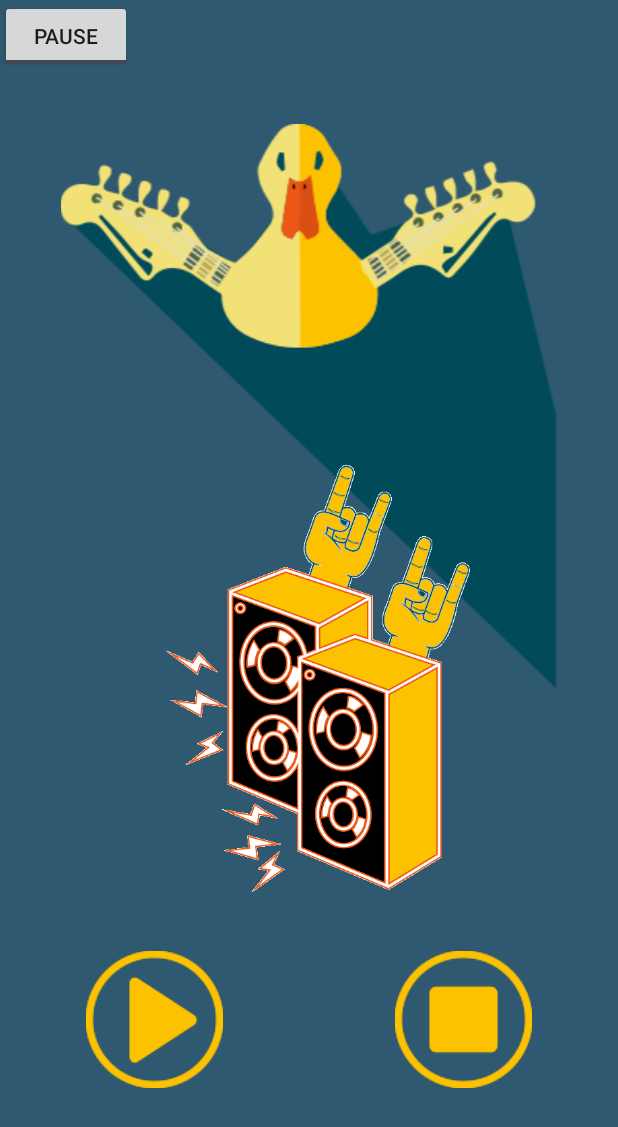
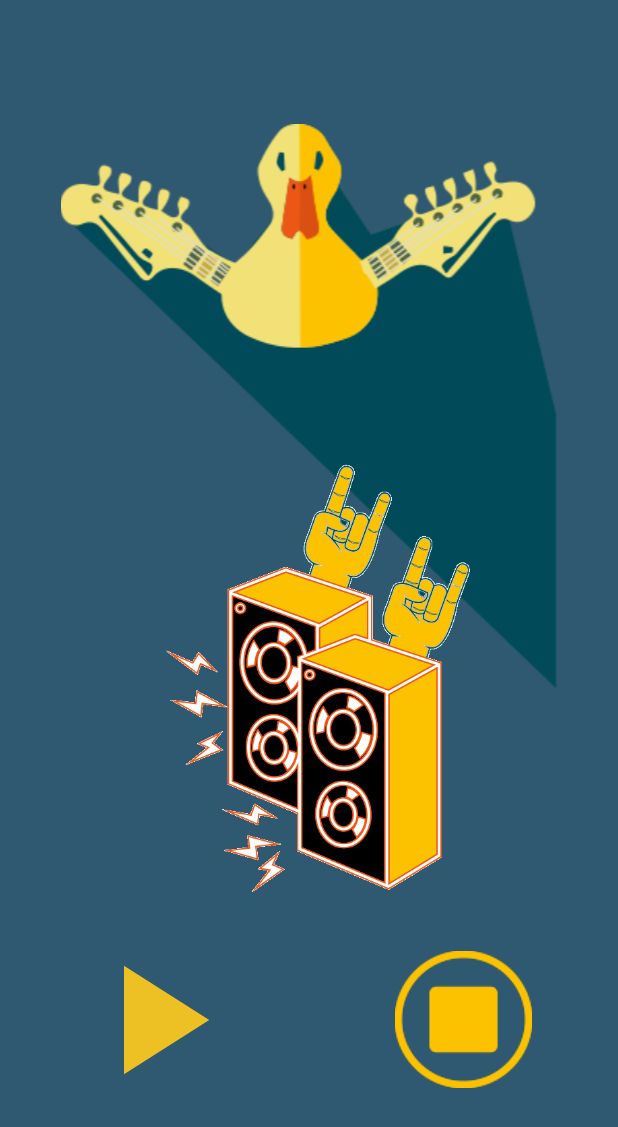
Before and after one commit to rabdiego/backing_quack, an Android app: the PlayingActivity screen opened directly, with no data from a screen before it, on a phone screen of 412 x 824 dp. Shown: the top 1127 px of the screen. Run offline under Robolectric (Android 15) with nearby library versions, the phone set to English and light mode, and no system bars.

Commit message:
refatoração da PlayingActivity

`````diff
--- a/api/backingQuack/src/main/kotlin/com/es1/back/backingQuack/service/BackingTrackService.kt
+++ b/api/backingQuack/src/main/kotlin/com/es1/back/backingQuack/service/BackingTrackService.kt
@@ -20,7 +20,7 @@ class BackingTrackService {
         val cp = ChordProgression(chordProgression).setKey(request.root)
         val rhythm= Rhythm()
         rhythm.addLayer("O...").addLayer("````")
-        val repeats = getNumberOfRepeats(request.chordProgressionList)
+        val repeats = getNumberOfRepeats(request.chordProgressionList.toString())
         val pattern = Pattern(cp, rhythm.pattern.repeat(repeats)).setTempo(request.bpm)
 
         val uuid = UUID.randomUUID()
--- a/app/src/main/java/com/es1/backingquack/PlayingActivity.kt
+++ b/app/src/main/java/com/es1/backingquack/PlayingActivity.kt
@@ -1,6 +1,9 @@
 package com.es1.backingquack
 
+import android.content.Intent
 import android.os.Bundle
+import android.widget.Button
+import android.widget.ImageButton
 import android.widget.ToggleButton
 import androidx.activity.enableEdgeToEdge
 import androidx.appcompat.app.AppCompatActivity
@@ -15,7 +18,12 @@ import java.io.File
 class PlayingActivity : AppCompatActivity() {
 
     private lateinit var midiPlayer: MidiPlayer
-    private lateinit var toggleButton: ToggleButton
+    private lateinit var midiDownloader: MidiDownloader
+    private lateinit var buttonPlayPause: ImageButton
+    private lateinit var buttonStop: ImageButton
+    private var midiFile: File? = null
+    private var isPlaying: Boolean = false
+
 
     override fun onCreate(savedInstanceState: Bundle?) {
         super.onCreate(savedInstanceState)
@@ -26,8 +34,12 @@ class PlayingActivity : AppCompatActivity() {
             v.setPadding(systemBars.left, systemBars.top, systemBars.right, systemBars.bottom)
             insets
         }
+
+        buttonPlayPause = findViewById(R.id.ibtn_play_pause)
+        buttonStop = findViewById(R.id.ibtn_stop)
+
         midiPlayer = MidiPlayer(this)
-        toggleButton = findViewById(R.id.play_pause_bttn)
+        midiDownloader = MidiDownloader(this)
 
 
         val backingTrackData: BackingTrackData? = intent.getParcelableExtra("BACKING_TRACK_DATA")
@@ -39,28 +51,48 @@ class PlayingActivity : AppCompatActivity() {
                 root = backingTrackData.tom,
                 bpm = backingTrackData.bpm
             )
-            val midiDownloader = MidiDownloader(this)
 
             midiDownloader.downloadMidi(
                 request,
-                { midiFile ->
-                    midiPlayer.play(midiFile, loop = true)
-                    playPauseButton(midiFile)
+                { file ->
+                    midiFile = file
+                    midiPlayer.init(file)
                 },
                 { throwable -> throwable.printStackTrace() })
+        }
 
+        buttonPlayPause.setOnClickListener {
+            if (isPlaying) {
+                midiPlayer.pause()
+                updatePlayPauseButtonIcon(false)
+            } else {
+                midiPlayer.play()
+                updatePlayPauseButtonIcon(true)
+            }
+            isPlaying = !isPlaying
+        }
 
+        buttonStop.setOnClickListener {
+            midiPlayer.stop()
+            midiFile?.let { midiPlayer.init(it) }
+            updatePlayPauseButtonIcon(false)
+            isPlaying = false
+            val intent = Intent(this, MainActivity::class.java)
+            intent.flags = Intent.FLAG_ACTIVITY_CLEAR_TOP or Intent.FLAG_ACTIVITY_NEW_TASK
+            startActivity(intent)
+            finish()
         }
 
     }
 
-    private fun playPauseButton(backingTrack: File) {
-        toggleButton.setOnCheckedChangeListener { _, isChecked ->
-            if (isChecked) {
-                midiPlayer.pause()
-            } else {
-                midiPlayer.play(backingTrack, loop = true)
-            }
-        }
+    private fun updatePlayPauseButtonIcon(isPlaying: Boolean) {
+        val icon = if (isPlaying) R.drawable.pause_icon else R.drawable.play_icon
+        buttonPlayPause.setImageResource(icon)
     }
+
+    override fun onDestroy() {
+        super.onDestroy()
+        midiPlayer.release()
+    }
+
 }
--- /dev/null
+++ b/app/src/main/res/drawable/pause_icon.xml
@@ -0,0 +1,9 @@
+<vector xmlns:android="http://schemas.android.com/apk/res/android"
+    android:width="124dp"
+    android:height="124dp"
+    android:viewportWidth="24"
+    android:viewportHeight="24">
+    <path
+        android:fillColor="#EDC023"
+        android:pathData="M6,19h4V5H6v14zM14,5v14h4V5h-4z"/>
+</vector>
--- /dev/null
+++ b/app/src/main/res/drawable/play_icon.xml
@@ -0,0 +1,9 @@
+<vector xmlns:android="http://schemas.android.com/apk/res/android"
+    android:width="124dp"
+    android:height="124dp"
+    android:viewportWidth="24"
+    android:viewportHeight="24">
+    <path
+        android:fillColor="#EDC023"
+        android:pathData="M8,5v14l11,-7z"/>
+</vector>
--- a/app/src/main/res/layout/activity_playing.xml
+++ b/app/src/main/res/layout/activity_playing.xml
@@ -69,16 +69,16 @@
         app:layout_constraintGuide_percent="0.9" />
 
     <ImageButton
-        android:id="@+id/ibtn_play"
+        android:id="@+id/ibtn_play_pause"
         android:layout_width="wrap_content"
         android:layout_height="wrap_content"
-        android:background="@drawable/play"
-        android:contentDescription="@string/playbutton"
+        android:background="?attr/selectableItemBackground"
+        android:src="@drawable/play_icon"
+        android:contentDescription="@string/play_pause_button"
         app:layout_constraintBottom_toTopOf="@+id/guideline7"
         app:layout_constraintEnd_toStartOf="@+id/guideline8"
         app:layout_constraintStart_toStartOf="parent"
-        app:layout_constraintTop_toTopOf="@+id/gl_margin_bottom"
-        app:srcCompat="@drawable/play" />
+        app:layout_constraintTop_toTopOf="@+id/gl_margin_bottom" />
 
     <ImageButton
         android:id="@+id/ibtn_stop"
@@ -101,14 +101,5 @@
         app:layout_constraintGuide_percent="0.5"
         app:layout_constraintStart_toStartOf="parent" />
 
-    <ToggleButton
-        android:id="@+id/play_pause_bttn"
-        android:textOn="PLAY"
-        android:textOff="PAUSE"
-        android:layout_width="wrap_content"
-        android:layout_height="wrap_content"
-        tools:layout_editor_absoluteX="162dp"
-        tools:layout_editor_absoluteY="577dp"
-        tools:ignore="MissingConstraints" />
 
 </androidx.constraintlayout.widget.ConstraintLayout>
--- a/app/src/main/res/values/strings.xml
+++ b/app/src/main/res/values/strings.xml
@@ -28,7 +28,7 @@
     <string name="tom12_b">B</string>
 
     <!-- Buttons -->
-    <string name="playbutton">Play</string>
+    <string name="play_pause_button">Play/Pause</string>
     <string name="stopbutton">Stop</string>
 
 
`````
Also changed, not shown: core/src/main/java/com/es1/core/service/MidiPlayer.kt (+17 -12 lines).
